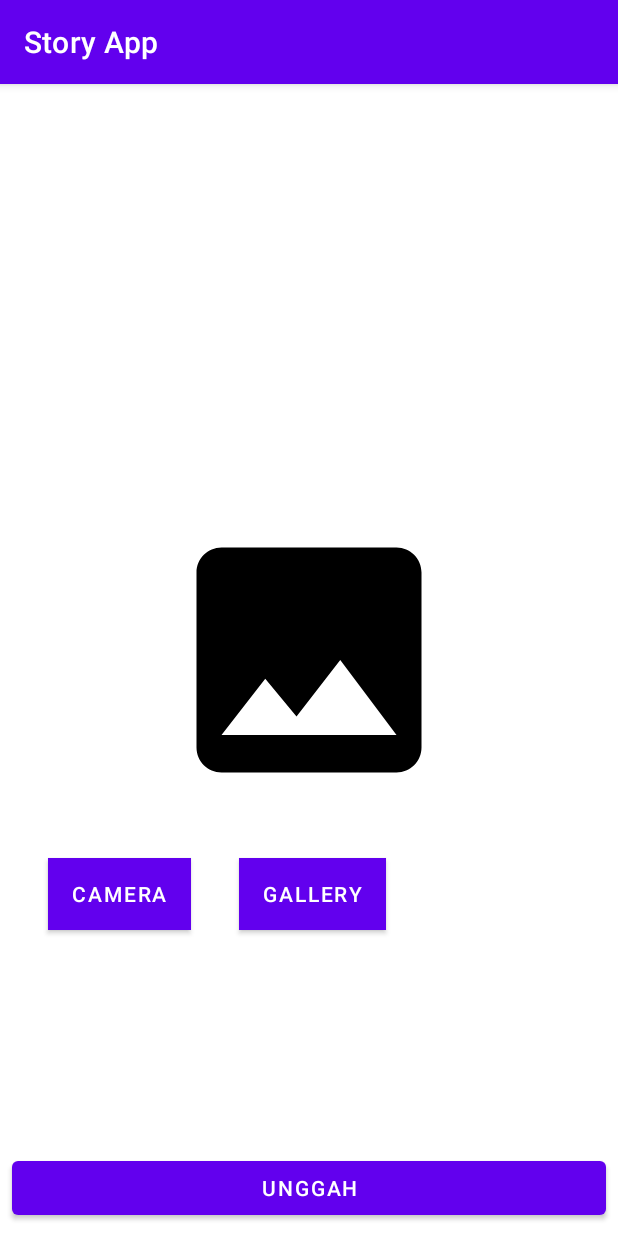
After one commit to zuhalal/story-app, an Android app: the AddStoryActivity screen opened directly, with no data from a screen before it, on a phone screen of 412 x 824 dp. The commit adds this screen. Run offline under Robolectric (Android 15) with nearby library versions, the phone set to English and light mode, and no system bars; pictures from the network do not load.

Commit message:
feat: add story page but no implement upload

```diff
--- a/app/build.gradle
+++ b/app/build.gradle
@@ -66,4 +66,9 @@ dependencies {
     implementation "androidx.fragment:fragment-ktx:1.2.5"
     implementation 'androidx.lifecycle:lifecycle-viewmodel-ktx:2.4.0'
     implementation 'androidx.lifecycle:lifecycle-livedata-ktx:2.4.0'
+
+    def camerax_version = "1.2.2"
+    implementation "androidx.camera:camera-camera2:${camerax_version}"
+    implementation "androidx.camera:camera-lifecycle:${camerax_version}"
+    implementation "androidx.camera:camera-view:${camerax_version}"
 }
--- /dev/null
+++ b/app/src/main/java/com/zuhal/storyapp/view/add/AddStoryActivity.kt
@@ -0,0 +1,124 @@
+package com.zuhal.storyapp.view.add
+
+import android.Manifest
+import android.content.Intent
+import android.content.pm.PackageManager
+import android.graphics.BitmapFactory
+import android.net.Uri
+import androidx.appcompat.app.AppCompatActivity
+import android.os.Bundle
+import android.provider.MediaStore
+import android.widget.Toast
+import androidx.activity.result.contract.ActivityResultContracts
+import androidx.core.app.ActivityCompat
+import androidx.core.content.ContextCompat
+import androidx.core.content.FileProvider
+import com.zuhal.storyapp.R
+import com.zuhal.storyapp.databinding.ActivityAddStoryBinding
+import com.zuhal.storyapp.utils.createCustomTempFile
+import com.zuhal.storyapp.utils.uriToFile
+import java.io.File
+
+class AddStoryActivity : AppCompatActivity() {
+
+    private lateinit var binding: ActivityAddStoryBinding
+    private lateinit var currentPhotoPath: String
+    private var getFile: File? = null
+
+    override fun onCreate(savedInstanceState: Bundle?) {
+        super.onCreate(savedInstanceState)
+        binding = ActivityAddStoryBinding.inflate(layoutInflater)
+
+        setContentView(binding.root)
+
+        if (!allPermissionsGranted()) {
+            ActivityCompat.requestPermissions(
+                this,
+                REQUIRED_PERMISSIONS,
+                REQUEST_CODE_PERMISSIONS
+            )
+        }
+
+        binding.cameraButton.setOnClickListener { startTakePhoto() }
+        binding.galleryButton.setOnClickListener { startGallery() }
+    }
+
+    private val launcherIntentCamera = registerForActivityResult(
+        ActivityResultContracts.StartActivityForResult()
+    ) {
+        if (it.resultCode == RESULT_OK) {
+            val myFile = File(currentPhotoPath)
+            getFile = myFile
+
+            val result = BitmapFactory.decodeFile(getFile?.path)
+            binding.previewImageView.setImageBitmap(result)
+        }
+    }
+
+    private val launcherIntentGallery = registerForActivityResult(
+        ActivityResultContracts.StartActivityForResult()
+    ) { result ->
+        if (result.resultCode == RESULT_OK) {
+            val selectedImg: Uri = result.data?.data as Uri
+
+            val myFile = uriToFile(selectedImg, this@AddStoryActivity)
+
+            getFile = myFile
+
+            binding.previewImageView.setImageURI(selectedImg)
+        }
+    }
+
+    override fun onRequestPermissionsResult(
+        requestCode: Int,
+        permissions: Array<String>,
+        grantResults: IntArray
+    ) {
+        super.onRequestPermissionsResult(requestCode, permissions, grantResults)
+        if (requestCode == REQUEST_CODE_PERMISSIONS) {
+            if (!allPermissionsGranted()) {
+                Toast.makeText(
+                    this,
+                    getString(R.string.not_allowed_permission),
+                    Toast.LENGTH_SHORT
+                ).show()
+                finish()
+            }
+        }
+    }
+
+    private fun allPermissionsGranted() = REQUIRED_PERMISSIONS.all {
+        ContextCompat.checkSelfPermission(baseContext, it) == PackageManager.PERMISSION_GRANTED
+    }
+
+    private fun startTakePhoto() {
+        val intent = Intent(MediaStore.ACTION_IMAGE_CAPTURE)
+        intent.resolveActivity(packageManager)
+
+        createCustomTempFile(application).also {
+            val photoURI: Uri = FileProvider.getUriForFile(
+                this@AddStoryActivity,
+                getString(R.string.package_name),
+                it
+            )
+            currentPhotoPath = it.absolutePath
+            intent.putExtra(MediaStore.EXTRA_OUTPUT, photoURI)
+            launcherIntentCamera.launch(intent)
+        }
+    }
+
+    private fun startGallery() {
+        val intent = Intent()
+        intent.action = Intent.ACTION_GET_CONTENT
+        intent.type = "image/*"
+        val chooser = Intent.createChooser(intent, "Choose a Picture")
+        launcherIntentGallery.launch(chooser)
+    }
+
+    companion object {
+        const val CAMERA_X_RESULT = 200
+
+        private val REQUIRED_PERMISSIONS = arrayOf(Manifest.permission.CAMERA)
+        private const val REQUEST_CODE_PERMISSIONS = 10
+    }
+}
--- a/app/src/main/java/com/zuhal/storyapp/view/main/MainActivity.kt
+++ b/app/src/main/java/com/zuhal/storyapp/view/main/MainActivity.kt
@@ -18,6 +18,7 @@ import com.zuhal.storyapp.view.login.LoginActivity
 import com.zuhal.storyapp.view.login.LoginViewModel
 import com.zuhal.storyapp.data.Result
 import com.zuhal.storyapp.data.remote.models.Story
+import com.zuhal.storyapp.view.add.AddStoryActivity
 import com.zuhal.storyapp.view.detail.StoryDetailActivity
 
 class MainActivity : AppCompatActivity() {
@@ -113,6 +114,11 @@ class MainActivity : AppCompatActivity() {
                 loginViewModel.logout()
                 return true
             }
+            R.id.menu_add -> {
+                val intent = Intent(this@MainActivity, AddStoryActivity::class.java)
+                startActivity(intent)
+                return true
+            }
             else -> return true
         }
     }
--- /dev/null
+++ b/app/src/main/res/drawable-v24/ic_capture.xml
@@ -0,0 +1,6 @@
+<vector android:height="200dp" android:viewportHeight="100"
+    android:viewportWidth="100" android:width="200dp" xmlns:android="http://schemas.android.com/apk/res/android">
+    <path android:fillColor="@color/teal_200" android:pathData="M50,49.6m-50,0a50,50 0,1 1,100 0a50,50 0,1 1,-100 0"/>
+    <path android:fillColor="#EFEFEF" android:pathData="M76.9,38h-8l-3.1,-5c-1.3,-2 -3.5,-3.2 -5.8,-3.2H40.1c-2.4,0 -4.6,1.2 -5.8,3.2l-3.1,5h-8c-1.4,0 -2.6,1.2 -2.6,2.6v26.3c0,1.4 1.2,2.6 2.6,2.6h53.8c1.4,0 2.6,-1.2 2.6,-2.6V40.6C79.5,39.2 78.3,38 76.9,38zM50,64.9c-6.5,0 -11.7,-5.3 -11.7,-11.7S43.5,41.4 50,41.4c6.5,0 11.7,5.3 11.7,11.7S56.5,64.9 50,64.9z"/>
+    <path android:fillColor="#EFEFEF" android:pathData="M50,53.2m-8.9,0a8.9,8.9 0,1 1,17.8 0a8.9,8.9 0,1 1,-17.8 0"/>
+</vector>
--- /dev/null
+++ b/app/src/main/res/drawable-v24/ic_place_holder.xml
@@ -0,0 +1,5 @@
+<vector android:height="24dp" android:tint="#000"
+    android:viewportHeight="24" android:viewportWidth="24"
+    android:width="24dp" xmlns:android="http://schemas.android.com/apk/res/android">
+    <path android:fillColor="@android:color/white" android:pathData="M21,19V5c0,-1.1 -0.9,-2 -2,-2H5c-1.1,0 -2,0.9 -2,2v14c0,1.1 0.9,2 2,2h14c1.1,0 2,-0.9 2,-2zM8.5,13.5l2.5,3.01L14.5,12l4.5,6H5l3.5,-4.5z"/>
+</vector>
--- /dev/null
+++ b/app/src/main/res/drawable/ic_baseline_add_24_white.xml
@@ -0,0 +1,5 @@
+<vector android:height="24dp" android:tint="#FFFFFF"
+    android:viewportHeight="24" android:viewportWidth="24"
+    android:width="24dp" xmlns:android="http://schemas.android.com/apk/res/android">
+    <path android:fillColor="@android:color/white" android:pathData="M19,13h-6v6h-2v-6H5v-2h6V5h2v6h6v2z"/>
+</vector>
--- /dev/null
+++ b/app/src/main/res/layout/activity_add_story.xml
@@ -0,0 +1,54 @@
+<?xml version="1.0" encoding="utf-8"?>
+<androidx.constraintlayout.widget.ConstraintLayout xmlns:android="http://schemas.android.com/apk/res/android"
+    xmlns:app="http://schemas.android.com/apk/res-auto"
+    xmlns:tools="http://schemas.android.com/tools"
+    android:layout_width="match_parent"
+    android:layout_height="match_parent"
+    tools:context=".view.add.AddStoryActivity">
+
+    <ImageView
+        android:id="@+id/previewImageView"
+        android:layout_width="200dp"
+        android:layout_height="200dp"
+        android:layout_marginStart="8dp"
+        android:layout_marginEnd="8dp"
+        app:layout_constraintBottom_toBottomOf="parent"
+        app:layout_constraintEnd_toEndOf="parent"
+        app:layout_constraintStart_toStartOf="parent"
+        app:layout_constraintTop_toTopOf="parent"
+        app:srcCompat="@drawable/ic_place_holder" />
+
+    <Button
+        android:id="@+id/cameraButton"
+        android:layout_width="wrap_content"
+        android:layout_height="48dp"
+        android:layout_marginStart="32dp"
+        android:layout_marginTop="32dp"
+        android:background="@color/white"
+        android:text="@string/camera"
+        app:layout_constraintStart_toStartOf="parent"
+        app:layout_constraintTop_toBottomOf="@+id/previewImageView" />
+
+    <Button
+        android:id="@+id/galleryButton"
+        android:layout_width="0dp"
+        android:layout_height="wrap_content"
+        android:layout_marginStart="32dp"
+        android:layout_marginTop="32dp"
+        android:background="@color/white"
+        android:text="@string/gallery"
+        app:layout_constraintStart_toEndOf="@+id/cameraButton"
+        app:layout_constraintTop_toBottomOf="@+id/previewImageView" />
+
+    <Button
+        android:id="@+id/uploadButton"
+        android:layout_width="0dp"
+        android:layout_height="wrap_content"
+        android:layout_marginStart="8dp"
+        android:layout_marginEnd="8dp"
+        android:layout_marginBottom="8dp"
+        android:text="@string/upload"
+        app:layout_constraintBottom_toBottomOf="parent"
+        app:layout_constraintEnd_toEndOf="parent"
+        app:layout_constraintStart_toStartOf="parent" />
+</androidx.constraintlayout.widget.ConstraintLayout>
--- a/app/src/main/res/menu/option_menu.xml
+++ b/app/src/main/res/menu/option_menu.xml
@@ -6,4 +6,8 @@
         android:title="@string/logout"
         android:icon = "@drawable/ic_baseline_logout_24_white"
         app:showAsAction="always" />
+    <item android:id="@+id/menu_add"
+        android:title="@string/logout"
+        android:icon = "@drawable/ic_baseline_add_24_white"
+        app:showAsAction="always" />
 </menu>
--- a/app/src/main/res/values/strings.xml
+++ b/app/src/main/res/values/strings.xml
@@ -1,5 +1,6 @@
 <resources>
     <string name="app_name">Story App</string>
+    <string name="package_name">com.zuhal.storyapp</string>
     <!-- TODO: Remove or change this placeholder text -->
     <string name="login">Login</string>
     <string name="email">Email</string>
@@ -12,4 +13,8 @@
     <string name="logout">Logout</string>
     <string name="description">Deskripsi</string>
     <string name="hello_world">Hello World!</string>
+    <string name="camera">Camera</string>
+    <string name="gallery">Gallery</string>
+    <string name="upload">Unggah</string>
+    <string name="not_allowed_permission">Tidak mendapatkan permission.</string>
 </resources>
--- /dev/null
+++ b/app/src/main/res/xml/file_paths.xml
@@ -0,0 +1,4 @@
+<?xml version="1.0" encoding="utf-8"?>
+<paths>
+    <external-files-path name="my_images" path="Pictures" />
+</paths>
```
Also changed, not shown: app/src/main/AndroidManifest.xml (+39 -0 lines), app/src/main/java/com/zuhal/storyapp/utils/CameraUtils.kt (added, +100 -0 lines), app/src/main/java/com/zuhal/storyapp/view/camera/CameraActivity.kt (added, +121 -0 lines), app/src/main/res/drawable-v24/ic_switch_camera.xml (added, +7 -0 lines), app/src/main/res/layout/activity_camera.xml (added, +35 -0 lines).
